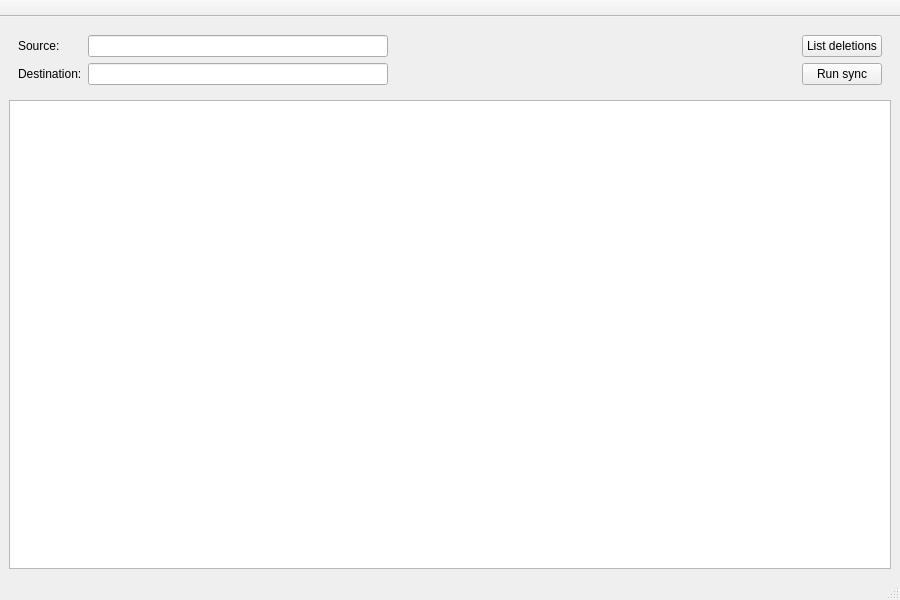
The window that src/ui/mainwindow.ui (gaaldvd/arxive) describes before a commit, drawn with Qt 5.
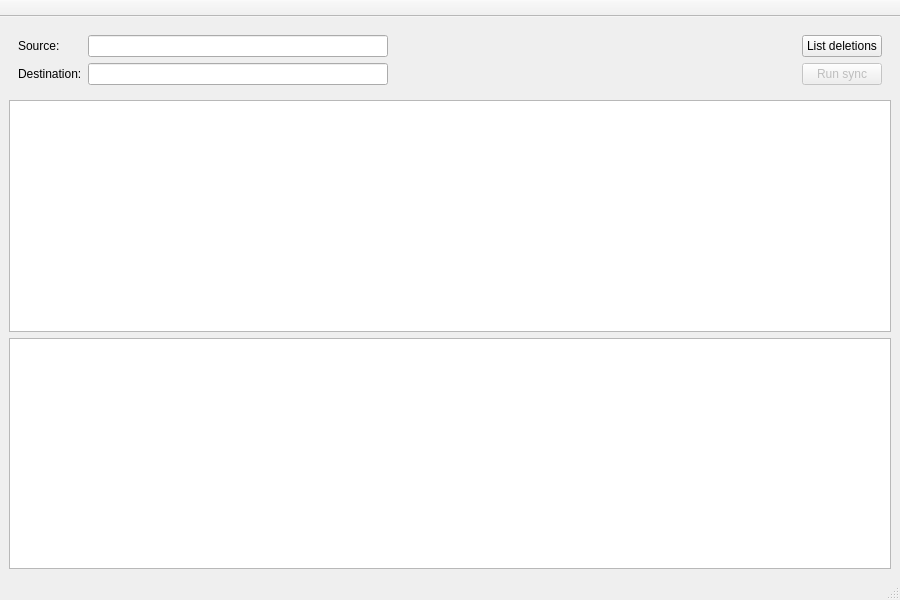
The same window after the commit.

Commit message: GUI: console output in a widget

Diff of the .ui file:
```diff
--- a/src/ui/mainwindow.ui
+++ b/src/ui/mainwindow.ui
@@ -116,6 +116,9 @@
        </item>
        <item row="1" column="3">
         <widget class="QPushButton" name="syncButton">
+         <property name="enabled">
+          <bool>false</bool>
+         </property>
          <property name="sizePolicy">
           <sizepolicy hsizetype="Minimum" vsizetype="Fixed">
            <horstretch>0</horstretch>
@@ -146,6 +149,13 @@
     <item>
      <widget class="QListWidget" name="delList"/>
     </item>
+    <item>
+     <widget class="QPlainTextEdit" name="consoleOutput">
+      <property name="readOnly">
+       <bool>true</bool>
+      </property>
+     </widget>
+    </item>
    </layout>
   </widget>
   <widget class="QStatusBar" name="statusbar"/>
```
The commit also changes 7 other files.
